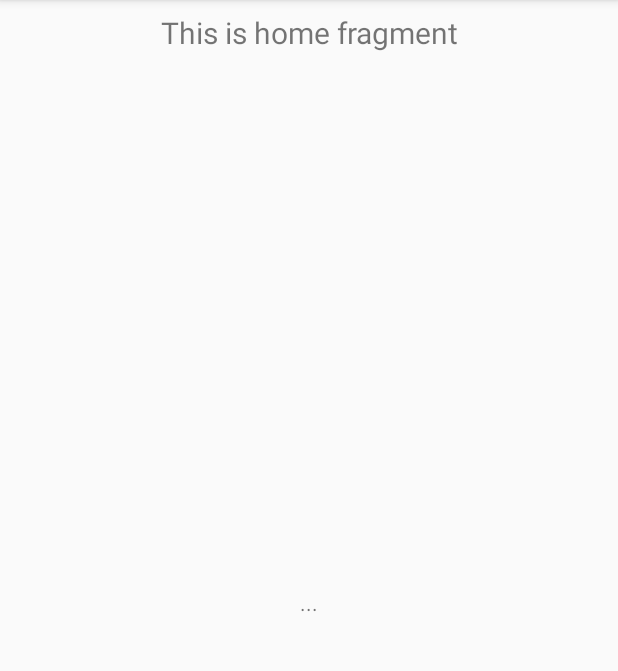
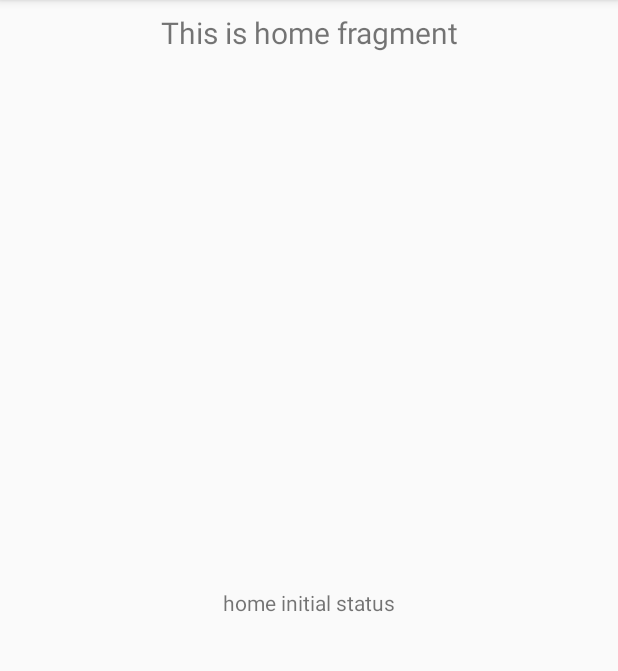
Before and after one commit to alexandrebobkov/activcount002, an Android app: the fragment HomeFragment shown on its own in the app's theme, on a phone screen of 412 x 824 dp, the part 84-755 px from its top. Run offline under Robolectric (Android 15) with nearby library versions, the phone set to English and light mode, and no system bars.

Commit message:
MainViewModel communication channel created.

```diff
--- a/app/src/main/java/com/example/activcount_002/ui/home/HomeFragment.java
+++ b/app/src/main/java/com/example/activcount_002/ui/home/HomeFragment.java
@@ -11,17 +11,22 @@ import androidx.annotation.NonNull;
 import androidx.fragment.app.Fragment;
 import androidx.lifecycle.Observer;
 import androidx.lifecycle.ViewModelProviders;
-
 import com.example.activcount_002.R;
 
-public class HomeFragment extends Fragment {
+import com.example.activcount_002.MainViewModel;
 
+public class HomeFragment extends Fragment
+{
+
+    MainViewModel mainViewModel;
+    /** PULL DATA AT HOME FRAGMENT **/
     private HomeViewModel homeViewModel;
 
     public View onCreateView(@NonNull LayoutInflater inflater,
                              ViewGroup container, Bundle savedInstanceState) {
         homeViewModel =
                 ViewModelProviders.of(this).get(HomeViewModel.class);
+        mainViewModel = ViewModelProviders.of(this).get(MainViewModel.class);
         View root = inflater.inflate(R.layout.fragment_home, container, false);
         final TextView textView = root.findViewById(R.id.text_home);
         homeViewModel.getText().observe(this, new Observer<String>() {
@@ -30,6 +35,10 @@ public class HomeFragment extends Fragment {
                 textView.setText(s);
             }
         });
+        final TextView statusMsg = root.findViewById(R.id.status_msg);
+        //mainViewModel.setHomeStatus_msg("updated!");
+        //statusMsg.setText("updated 2");
+        statusMsg.setText(mainViewModel.get_home_status_msg());
         return root;
     }
 
```
Also changed, not shown: app/src/main/java/com/example/activcount_002/MainViewModel.java (+15 -5 lines), app/src/main/java/com/example/activcount_002/ui/about/AboutFragment.java (+16 -6 lines).
